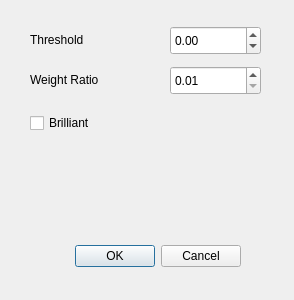
Above: formndvisettings.ui from JairoSalazarV/QtHypCam before the change. Below: the same form after it.
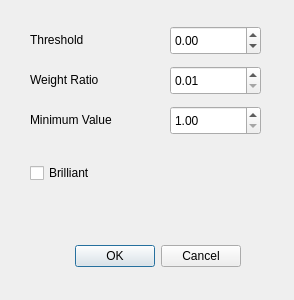
That is the form after the change.

The edit to the form file:
```diff
--- a/formndvisettings.ui
+++ b/formndvisettings.ui
@@ -62,7 +62,7 @@
    <property name="geometry">
     <rect>
      <x>30</x>
-     <y>110</y>
+     <y>160</y>
      <width>141</width>
      <height>26</height>
     </rect>
@@ -103,17 +103,30 @@
   <widget class="QDoubleSpinBox" name="spinBoxThreshold_2">
    <property name="geometry">
     <rect>
-     <x>300</x>
-     <y>240</y>
+     <x>170</x>
+     <y>106</y>
      <width>91</width>
      <height>29</height>
     </rect>
    </property>
    <property name="minimum">
-    <double>-1.000000000000000</double>
-   </property>
-   <property name="maximum">
     <double>1.000000000000000</double>
+   </property>
+   <property name="maximum">
+    <double>255.000000000000000</double>
+   </property>
+  </widget>
+  <widget class="QLabel" name="label_3">
+   <property name="geometry">
+    <rect>
+     <x>30</x>
+     <y>110</y>
+     <width>131</width>
+     <height>20</height>
+    </rect>
+   </property>
+   <property name="text">
+    <string>Minimum Value</string>
    </property>
   </widget>
  </widget>
```
Left out of the diff: 2 changed lines with no effect on the pictures.
